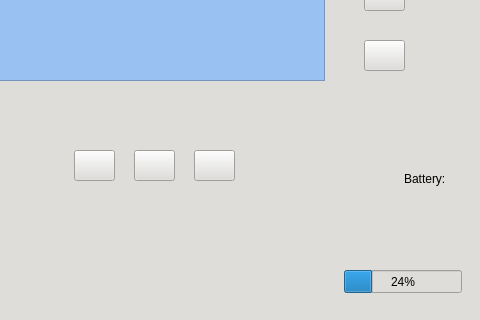
Qt form mainwindow.ui (sahilgagvani/Neuro-Nirvana) before a commit; both pictures show x 186 to 666 and y 280 to 600 of the 666 by 600 pixel window.
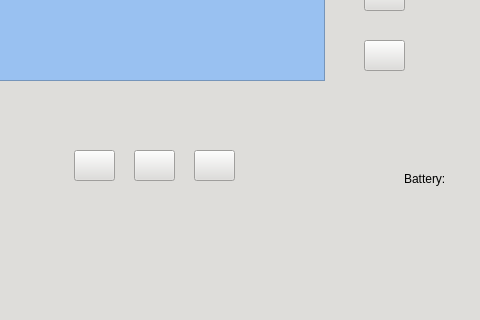
The same form after that commit. Icons and pictures are not drawn.

Commit message: Removed battery bar

Patch:
```diff
--- a/mainwindow.ui
+++ b/mainwindow.ui
@@ -653,19 +653,6 @@
      <bool>true</bool>
     </property>
    </widget>
-   <widget class="QProgressBar" name="batteryBar">
-    <property name="geometry">
-     <rect>
-      <x>530</x>
-      <y>550</y>
-      <width>118</width>
-      <height>23</height>
-     </rect>
-    </property>
-    <property name="value">
-     <number>24</number>
-    </property>
-   </widget>
    <zorder>screen</zorder>
    <zorder>menuButton</zorder>
    <zorder>upArrowButton</zorder>
```
Left out of the diff: 5 changed lines with no effect on the pictures.
